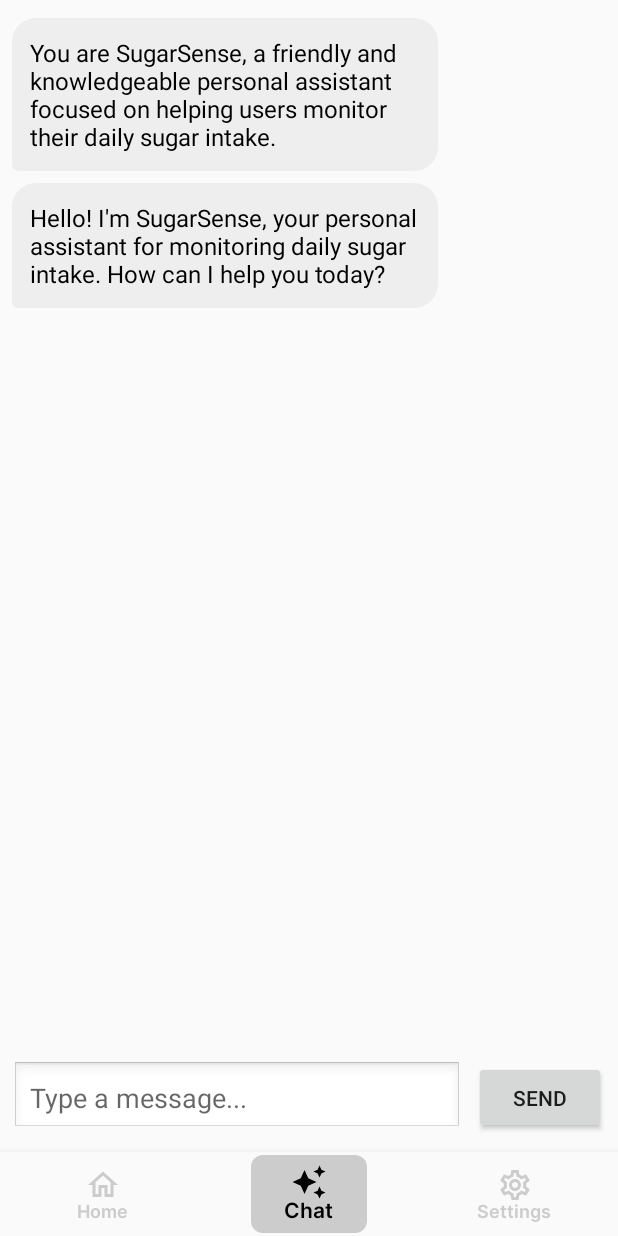
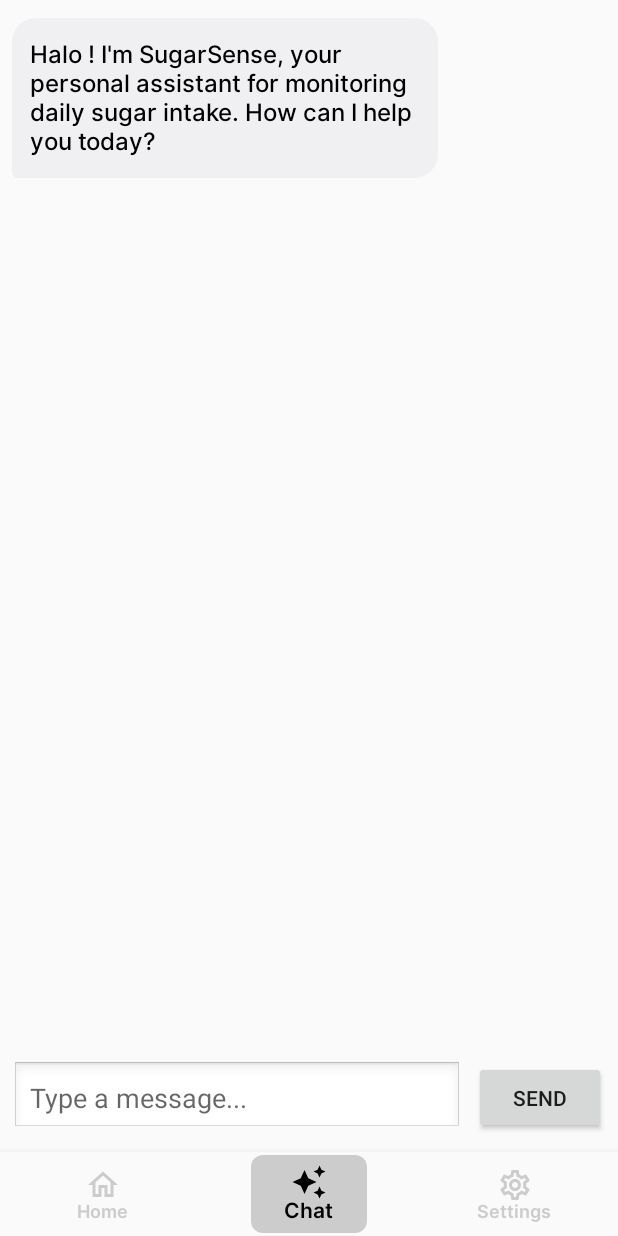
Before and after one commit to unChain-Capstone/unchain-frontend, an Android app: the ChatFragment screen opened through its navigation route, on a phone screen of 412 x 824 dp. Run offline under Robolectric (Android 15) with nearby library versions, the phone set to English and light mode, and no system bars; our stand-ins replace Firebase (no records; nobody signed in at launch, a user with empty details on screens opened directly), navigation-ui; pictures from the network do not load.

Commit message:
fix some issue

```diff
--- a/app/src/main/java/com/unchain/ui/chat/ChatFragment.kt
+++ b/app/src/main/java/com/unchain/ui/chat/ChatFragment.kt
@@ -9,6 +9,7 @@ import android.view.ViewGroup
 import android.widget.Toast
 import androidx.lifecycle.lifecycleScope
 import androidx.recyclerview.widget.LinearLayoutManager
+import com.google.firebase.auth.FirebaseAuth
 import com.unchain.BuildConfig
 import com.unchain.R
 import com.unchain.api.ChatRequest
@@ -39,18 +40,21 @@ class ChatFragment : Fragment() {
         return binding.root
     }
 
+    val user = FirebaseAuth.getInstance().currentUser
+    val displayName = user?.displayName
+
     override fun onViewCreated(view: View, savedInstanceState: Bundle?) {
         super.onViewCreated(view, savedInstanceState)
         setupRecyclerView()
         setupClickListeners()
 
         // Add initial system message
-        messages.addAll(createInitialMessages())
+        createInitialMessages()
 
         // Add welcome message
         messages.add(Message(
             role = "assistant",
-            content = "Hello! I'm SugarSense, your personal assistant for monitoring daily sugar intake. How can I help you today?"
+            content = "Halo $displayName! I'm SugarSense, your personal assistant for monitoring daily sugar intake. How can I help you today?"
         ))
         chatAdapter.notifyDataSetChanged()
         binding.recyclerView.smoothScrollToPosition(messages.size - 1)
--- a/app/src/main/res/drawable/message_background_bot.xml
+++ b/app/src/main/res/drawable/message_background_bot.xml
@@ -1,6 +1,6 @@
 <?xml version="1.0" encoding="utf-8"?>
 <shape xmlns:android="http://schemas.android.com/apk/res/android">
-    <solid android:color="#EEEEEE" /> <!-- Light gray color for bot messages -->
+    <solid android:color="#F0F0F3" />
     <corners
         android:topLeftRadius="16dp"
         android:topRightRadius="16dp"
--- a/app/src/main/res/layout/item_message.xml
+++ b/app/src/main/res/layout/item_message.xml
@@ -25,6 +25,7 @@
             android:layout_width="wrap_content"
             android:layout_height="wrap_content"
             android:maxWidth="260dp"
+            android:fontFamily="@font/medium"
             android:textSize="16sp"
             tools:text="This is a sample message" />
 
--- a/app/src/main/res/values/colors.xml
+++ b/app/src/main/res/values/colors.xml
@@ -12,5 +12,6 @@
     <color name="message_background">#E3F2FD</color>
     <color name="message_text">#000000</color>
     <color name="purple_500">#A020F0</color>
+    <color name="bot">#5F5151</color>
 
 </resources>
```
